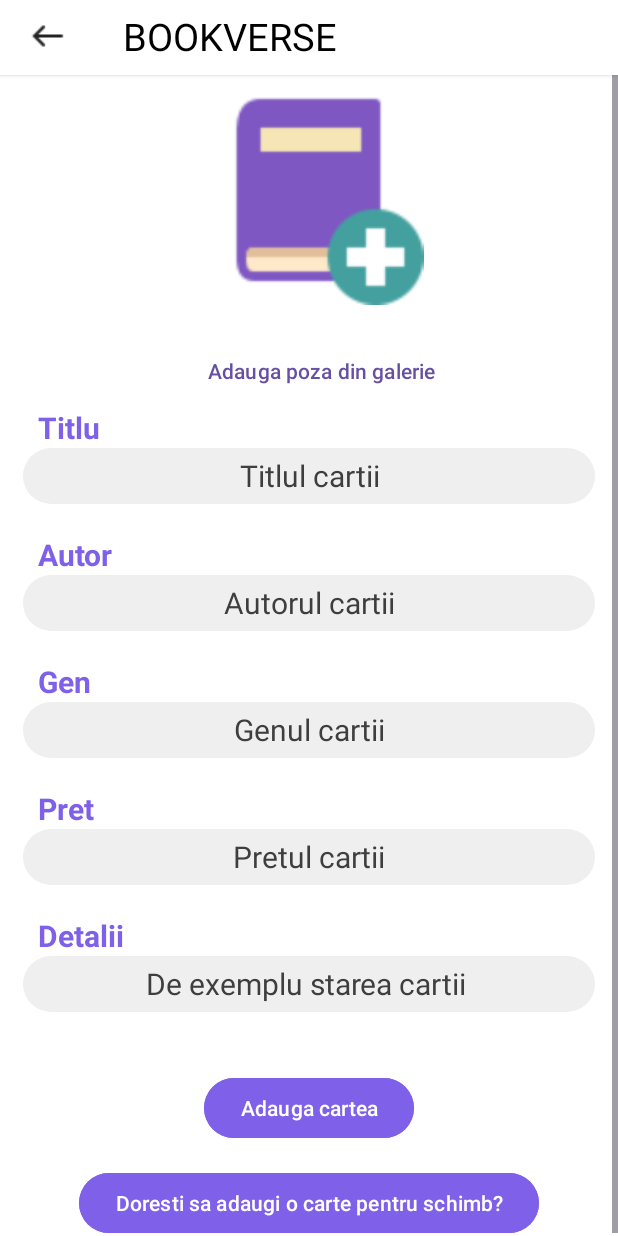
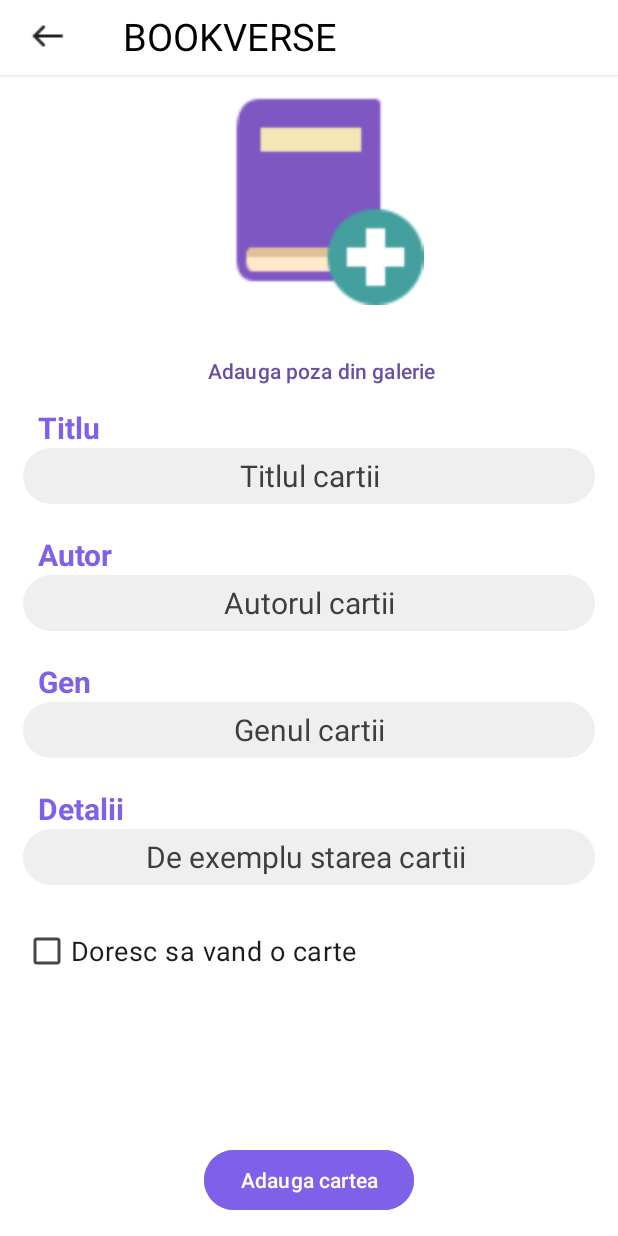
Before and after one commit to DenisaCernaianu/BookStore, an Android app: the HomeActivity screen opened directly, with no data from a screen before it, after a tap on an icon or button, on a phone screen of 412 x 824 dp. Run offline under Robolectric (Android 15) with nearby library versions, the phone set to English and light mode, and no system bars; our stand-ins replace Firebase (no records; nobody signed in at launch, a user with empty details on screens opened directly); pictures from the network do not load.

Commit message:
add book activity

```diff
--- a/app/src/main/java/com/example/bookstore/AddBookActivity.java
+++ b/app/src/main/java/com/example/bookstore/AddBookActivity.java
@@ -22,10 +22,14 @@ import android.os.Environment;
 import android.provider.ContactsContract;
 import android.provider.MediaStore;
 import android.text.TextUtils;
+import android.util.Log;
 import android.view.View;
 import android.widget.Button;
+import android.widget.CheckBox;
+import android.widget.CompoundButton;
 import android.widget.EditText;
 import android.widget.ImageView;
+import android.widget.TextView;
 import android.widget.Toast;
 
 import com.google.android.gms.tasks.Continuation;
@@ -60,19 +64,23 @@ public class AddBookActivity extends AppCompatActivity {
    private String bTitle, bAuthor, bType, bDescription, bPrice, saveCurrentData, saveCurrentTime;
 
     private EditText bookTitle, bookAuthor, bookPrice, bookDetails, bookType;
+private boolean state;
+    private CheckBox checkBoxSale;
+    private TextView textViewPrice;
 
     private ImageView bookImage;
     private static final int GalleryPick = 1, GALLERY_PERM_CODE=2;
 
     private static final int CAMERA_PERM_CODE =101, CAPTURE_CODE=100;
-    private Uri ImageUri;
-    private Uri ImageUriCam;
+    private Uri ImageUri = null, ImageFinalUri=null;
+    private Uri ImageUriCam = null;
 
 
     private String bookRandomKey, downloadUrl;
     private StorageReference bookImageReference;
 
     private DatabaseReference dbRef;
+    private String  phoneNumber;
 
     DatabaseReference databaseReference = FirebaseDatabase.getInstance().getReferenceFromUrl("https://bookstore-7c44c-default-rtdb.firebaseio.com/");
 
@@ -82,6 +90,10 @@ public class AddBookActivity extends AppCompatActivity {
         super.onCreate(savedInstanceState);
         setContentView(R.layout.activity_add_book);
         String currentPhotoPath;
+
+        Intent intent = getIntent();
+        String getNumber = intent.getStringExtra("phoneNumber");
+        phoneNumber = getNumber;
 
         bookImageReference = FirebaseStorage.getInstance().getReference().child("Book Images");
 
@@ -94,10 +106,42 @@ public class AddBookActivity extends AppCompatActivity {
         bookType=findViewById(R.id.bookType);
         bookPrice=findViewById(R.id.bookPrice);
         bookDetails=findViewById(R.id.bookDetails);
+        textViewPrice=findViewById(R.id.textViewPrice);
+        checkBoxSale=findViewById(R.id.checkBoxSale);
+
+        bPrice=bookPrice.getText().toString().trim();
+        bPrice= "0";
+
+
+       boolean state=false;
+
+
 
         dbRef = FirebaseDatabase.getInstance().getReference().child("Books");
 
 
+      checkBoxSale.setOnCheckedChangeListener(new CompoundButton.OnCheckedChangeListener() {
+
+
+          @Override
+          public void onCheckedChanged(CompoundButton compoundButton, boolean b) {
+
+              if(b==true){
+              textViewPrice.setVisibility(View.VISIBLE);
+              bookPrice.setVisibility(View.VISIBLE);
+              bPrice="1";
+              }
+              else{ bPrice= "0";
+                  textViewPrice.setVisibility(View.INVISIBLE);
+                  bookPrice.setVisibility(View.INVISIBLE);
+                  //bPrice=bookPrice.getText().toString().trim();
+              }
+                 }
+
+
+
+
+      });
         bookImage.setOnClickListener(new View.OnClickListener() {
             @Override
             public void onClick(View view) {
@@ -162,6 +206,7 @@ addBookGallery.setOnClickListener(new View.OnClickListener() {
             @Override
             public void onClick(View view) {
                 startActivity(new Intent(AddBookActivity.this, HomeActivity.class));
+
             }
         });
     }
@@ -205,8 +250,8 @@ addBookGallery.setOnClickListener(new View.OnClickListener() {
     protected void onActivityResult(int requestCode, int resultCode, @Nullable Intent data) {
         super.onActivityResult(requestCode, resultCode, data);
         if(requestCode== GALLERY_PERM_CODE && resultCode==RESULT_OK && data!=null){
-            ImageUriCam = data.getData();
-            bookImage.setImageURI(ImageUriCam);}
+            ImageUri = data.getData();
+            bookImage.setImageURI(ImageUri);}
        else if(requestCode==CAMERA_PERM_CODE && resultCode==RESULT_OK && data!=null){
             //ImageUriCam = data.getData();
             //bookImage.setImageURI(ImageUriCam);
@@ -249,14 +294,23 @@ addBookGallery.setOnClickListener(new View.OnClickListener() {
 
 
     private void ValidateProductData(){
+        int ok=1;
 
         bTitle=bookTitle.getText().toString().trim();
         bAuthor=bookAuthor.getText().toString().trim();
         bType=bookType.getText().toString().trim();
+
+      if(bPrice=="1"){
+        bPrice=bookPrice.getText().toString().trim();
+        ok=1;
+      if(bPrice.equals("0")) {Toast.makeText(this, "Pretul trebuie sa fie mai mare ca 0. ", Toast.LENGTH_SHORT).show();
+      ok=0;}}
         bPrice=bookPrice.getText().toString().trim();
         bDescription=bookDetails.getText().toString().trim();
 
-        if(ImageUriCam == null){
+
+        if(ok==1) {
+            if (ImageUriCam == null && ImageUri == null) {
                 Toast.makeText(this, "Introduceti o poza ", Toast.LENGTH_SHORT).show();
             } else if (TextUtils.isEmpty(bTitle)) {
                 Toast.makeText(this, "Introduceti titlul", Toast.LENGTH_SHORT).show();
@@ -276,7 +330,7 @@ addBookGallery.setOnClickListener(new View.OnClickListener() {
             } else {
                 StoreProductInformation();
             }
-
+        }
 
     }
 
@@ -291,10 +345,12 @@ addBookGallery.setOnClickListener(new View.OnClickListener() {
 
        bookRandomKey = (saveCurrentData + saveCurrentTime);
 
+        if(ImageUri == null){ ImageFinalUri = ImageUriCam;}
+        else {ImageFinalUri = ImageUri;}
+        StorageReference filePath = bookImageReference.child(ImageFinalUri.getLastPathSegment() + bookRandomKey +".jpg");
 
-        StorageReference filePath = bookImageReference.child(ImageUriCam.getLastPathSegment() + bookRandomKey +".jpg");
+      final UploadTask uploadTask = filePath.putFile(ImageFinalUri);
 
-        final UploadTask uploadTask = filePath.putFile(ImageUriCam);
 
         uploadTask.addOnFailureListener(new OnFailureListener() {
             @Override
@@ -324,7 +380,7 @@ addBookGallery.setOnClickListener(new View.OnClickListener() {
                         if(task.isSuccessful()){
 
                             downloadUrl = task.getResult().toString();
-                            Toast.makeText(AddBookActivity.this, "Book image url is saved", Toast.LENGTH_SHORT).show();
+                            Toast.makeText(AddBookActivity.this, "Book is saved", Toast.LENGTH_SHORT).show();
                             saveBookInformationToDb();
                         }
                     }
@@ -357,9 +413,12 @@ addBookGallery.setOnClickListener(new View.OnClickListener() {
                     databaseReference.child("Books").child(bookRandomKey).child("price").setValue(bPrice);
                     databaseReference.child("Books").child(bookRandomKey).child("description").setValue(bDescription);
                     databaseReference.child("Books").child(bookRandomKey).child("image").setValue(downloadUrl);
+                     databaseReference.child("Books").child(bookRandomKey).child("ownerNumber").setValue(phoneNumber);
+
                    // progressDialog.dismiss();
                     Toast.makeText(AddBookActivity.this, "SUCCES !", Toast.LENGTH_SHORT).show();
-                   // startActivity(new Intent(RegisterActivity.this, LoginActivity.class));
+                    finish();
+                    startActivity(new Intent(AddBookActivity.this, AddBookActivity.class));
                    // finish();
                 }
            // }
--- a/app/src/main/java/com/example/bookstore/HomeActivity.java
+++ b/app/src/main/java/com/example/bookstore/HomeActivity.java
@@ -19,12 +19,17 @@ public class HomeActivity extends AppCompatActivity {
     protected void onCreate(Bundle savedInstanceState) {
         super.onCreate(savedInstanceState);
         setContentView(R.layout.activity_home);
+        Intent intent = getIntent();
+        String getNumber = intent.getStringExtra("phoneNumber");
 
         FloatingActionButton fab = findViewById(R.id.fab_addBook);
         fab.setOnClickListener(new View.OnClickListener() {
             @Override
             public void onClick(View view) {
-                startActivity(new Intent(HomeActivity.this, AddBookActivity.class));
+                //startActivity(new Intent(HomeActivity.this, AddBookActivity.class));
+                Intent intent = new Intent(new Intent(HomeActivity.this, AddBookActivity.class));
+                intent.putExtra("phoneNumber",getNumber);
+                startActivity(intent);
             }
         });
 
--- a/app/src/main/java/com/example/bookstore/LoginActivity.java
+++ b/app/src/main/java/com/example/bookstore/LoginActivity.java
@@ -125,6 +125,7 @@ public class LoginActivity extends AppCompatActivity {
                           //  Toast.makeText(LoginActivity.this, "Succes!!", Toast.LENGTH_SHORT).show();
                             progressBar.setVisibility(View.VISIBLE);
                             phoneNumber = "+4" + phone.getText().toString().trim();
+
                            sendOTP(phoneNumber,false );
 
                         }else {
@@ -170,6 +171,7 @@ public class LoginActivity extends AppCompatActivity {
                                 Intent intent = new Intent(LoginActivity.this, VerifyOTPActivity.class);
                                 intent.putExtra("verificationCode", verificationCode);
                                 intent.putExtra("phoneNumber",phoneNumber);
+                                intent.putExtra("phoneNumber1",phonedb);
                                 startActivity(intent);}
 
 
--- a/app/src/main/res/layout/activity_add_book.xml
+++ b/app/src/main/res/layout/activity_add_book.xml
@@ -177,30 +177,6 @@
 
             </EditText>
 
-            <TextView
-                android:layout_width="wrap_content"
-                android:layout_height="wrap_content"
-                android:paddingLeft="10dp"
-                android:text="Pret"
-                android:textColor="@color/purple"
-                android:textSize="20sp"
-                android:textStyle="bold" />
-
-            <EditText
-                android:id="@+id/bookPrice"
-                android:layout_width="match_parent"
-                android:layout_height="37dp"
-                android:layout_marginBottom="20dp"
-                android:background="@drawable/edittextbackround"
-                android:backgroundTint="@color/grey"
-                android:hint="Pretul cartii"
-                android:inputType="number"
-                android:textAlignment="center"
-                android:textColor="@color/black"
-                android:textColorHint="@color/bgrey"
-                android:textSize="20sp">
-
-            </EditText>
 
             <TextView
                 android:layout_width="wrap_content"
@@ -227,6 +203,43 @@
 
             </EditText>
 
+            <CheckBox
+                android:id="@+id/checkBoxSale"
+                android:layout_width="match_parent"
+                android:layout_height="match_parent"
+                android:text="Doresc sa vand o carte "
+                android:textSize="18dp"
+                android:checked="false"/>
+
+            <TextView
+                android:id="@+id/textViewPrice"
+                android:layout_width="wrap_content"
+                android:layout_height="wrap_content"
+                android:paddingLeft="10dp"
+                android:text="Pret"
+                android:textColor="@color/purple"
+                android:textSize="20sp"
+                android:textStyle="bold"
+                android:visibility="invisible"/>
+
+            <EditText
+                android:id="@+id/bookPrice"
+                android:visibility="invisible"
+                android:layout_width="match_parent"
+                android:layout_height="37dp"
+                android:layout_marginBottom="20dp"
+                android:background="@drawable/edittextbackround"
+                android:backgroundTint="@color/grey"
+                android:hint="Pretul cartii"
+                android:inputType="number"
+                android:textAlignment="center"
+                android:textColor="@color/black"
+                android:textColorHint="@color/bgrey"
+                android:textSize="20sp">
+
+            </EditText>
+
+
             <Button
                 android:id="@+id/addBook"
                 android:layout_width="wrap_content"
@@ -238,16 +251,6 @@
                 android:gravity="center"
                 android:text="Adauga cartea" />
 
-            <Button
-                android:layout_width="wrap_content"
-                android:layout_height="wrap_content"
-                android:layout_gravity="center"
-                android:layout_marginTop="15dp"
-                android:textColor="@color/white"
-                android:backgroundTint="@color/purple"
-                android:gravity="center"
-                android:text="Doresti sa adaugi o carte pentru schimb?" />
-
 
         </LinearLayout>
 
```
Also changed, not shown: app/src/main/java/com/example/bookstore/VerifyOTPActivity.java (+8 -1 lines). Lines whose indentation alone changed are shown as unchanged.
